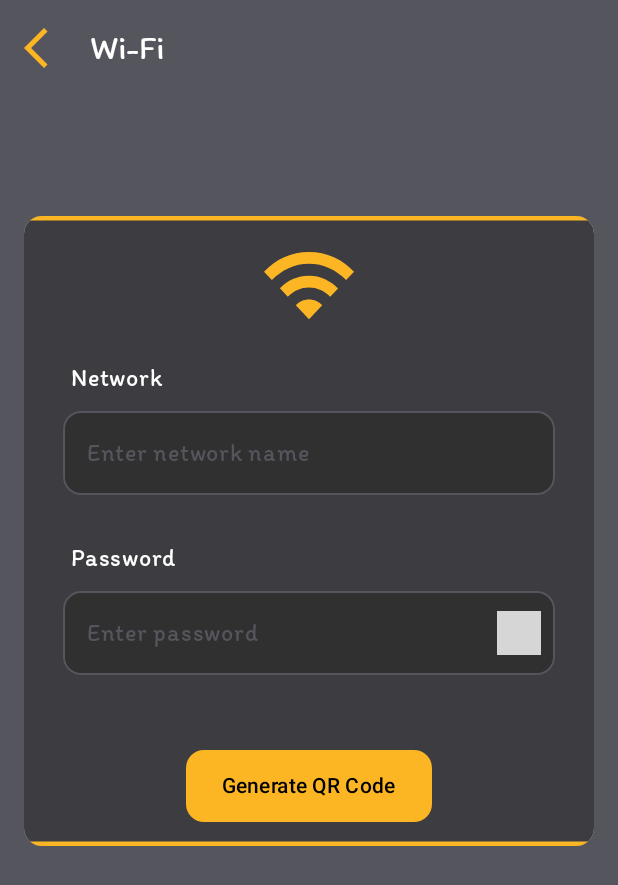
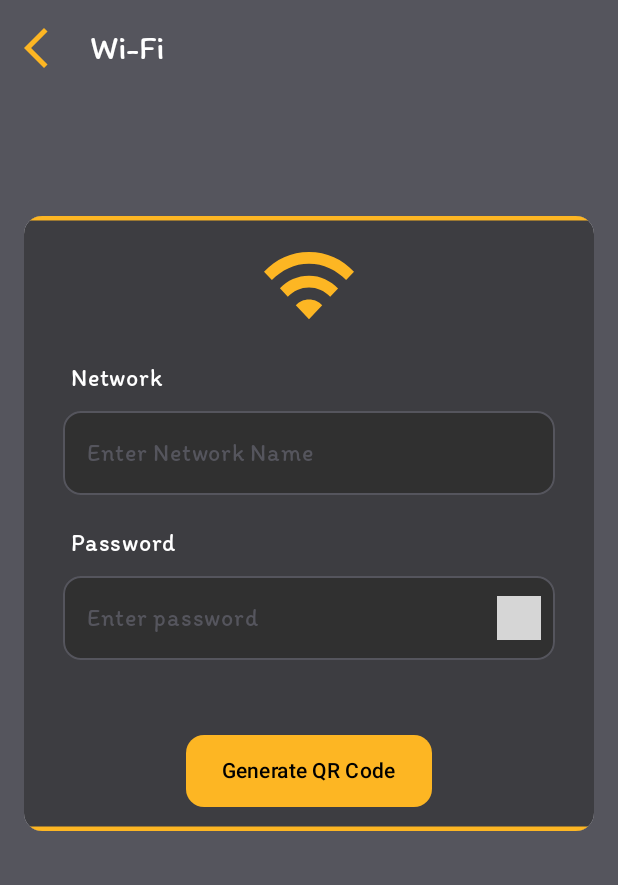
Before and after one commit to asadbytes/Code-App, an Android app built with Jetpack Compose: the composable WifiInputScreen shown on its own in the app's theme, on a phone screen of 412 x 824 dp. Shown: the top 885 px of the screen. Run offline under Robolectric (Android 15) with nearby library versions, the phone set to English and light mode, and no system bars; our stand-ins replace Dagger/Hilt's generated code; libraries missing offline, so code that uses them is left out: com.journeyapps.barcodescanner; grey boxes are pictures that could not be loaded.

Commit message:
fixed issue one

```diff
--- a/app/build.gradle.kts
+++ b/app/build.gradle.kts
@@ -14,8 +14,8 @@ android {
         applicationId = "com.asadbyte.codeapp"
         minSdk = 24
         targetSdk = 35
-        versionCode = 1
-        versionName = "1.0"
+        versionCode = 2
+        versionName = "1.2"
 
         testInstrumentationRunner = "androidx.test.runner.AndroidJUnitRunner"
     }
--- a/app/src/main/java/com/asadbyte/codeapp/settings/SettingsScreen.kt
+++ b/app/src/main/java/com/asadbyte/codeapp/settings/SettingsScreen.kt
@@ -63,7 +63,7 @@ fun SettingsScreen(
     val settingsUiState by settingViewModel.settingsUiState.collectAsStateWithLifecycle()
     val context = LocalContext.current
     val privacyPolicyUrl = "https://www.freeprivacypolicy.com/live/1efb0d1f-0be6-4cd1-82a8-9479c6243c3b"
-    val playStoreUrl = "https://play.google.com/store/apps/details?id=com.bfs.qrcode.scanner.generator.qrcodereader"
+    val playStoreUrl = "https://play.google.com/store/apps/details?id=com.asadbyte.codeapp"
 
     Box(
         modifier = Modifier.fillMaxSize()
--- a/app/src/main/java/com/asadbyte/codeapp/ui/generator/input/ContactForm.kt
+++ b/app/src/main/java/com/asadbyte/codeapp/ui/generator/input/ContactForm.kt
@@ -327,8 +327,8 @@ fun OurSpecialContactTextField(
     placeHolder: String,
     valueText: String,
     onValueChange: (String) -> Unit,
+    modifier: Modifier = Modifier,
     maxLines: Int = 1,
-    modifier: Modifier = Modifier
 ) {
     Column(
         modifier = modifier
@@ -350,7 +350,8 @@ fun OurSpecialContactTextField(
             shape = RoundedCornerShape(12.dp),
             colors = TextFieldDefaults.colors(
                 focusedTextColor = Color.White,
-                unfocusedTextColor = Gray10,
+                unfocusedTextColor = Color.White,
+                focusedContainerColor = Gray30,
                 unfocusedContainerColor = Gray30,
                 cursorColor = MyYellow,
                 focusedPlaceholderColor = Gray10,
--- a/app/src/main/java/com/asadbyte/codeapp/ui/generator/input/EventForm.kt
+++ b/app/src/main/java/com/asadbyte/codeapp/ui/generator/input/EventForm.kt
@@ -237,8 +237,8 @@ fun OurSpecialEventTextField(
     placeHolder: String,
     valueText: String,
     onValueChange: (String) -> Unit,
+    modifier: Modifier = Modifier,
     maxLines: Int = 1,
-    modifier: Modifier = Modifier
 ) {
     Text(
         text = title,
@@ -257,7 +257,8 @@ fun OurSpecialEventTextField(
         shape = RoundedCornerShape(12.dp),
         colors = TextFieldDefaults.colors(
             focusedTextColor = Color.White,
-            unfocusedTextColor = Gray10,
+            unfocusedTextColor = Color.White,
+            focusedContainerColor = Gray30,
             unfocusedContainerColor = Gray30,
             cursorColor = MyYellow,
             focusedPlaceholderColor = Gray10,
--- a/app/src/main/java/com/asadbyte/codeapp/ui/generator/input/WifiForm.kt
+++ b/app/src/main/java/com/asadbyte/codeapp/ui/generator/input/WifiForm.kt
@@ -42,10 +42,12 @@ import androidx.compose.ui.graphics.Color
 import androidx.compose.ui.res.painterResource
 import androidx.compose.ui.text.input.PasswordVisualTransformation
 import androidx.compose.ui.text.input.VisualTransformation
+import androidx.compose.ui.tooling.preview.Preview
 import androidx.compose.ui.unit.dp
 import androidx.hilt.navigation.compose.hiltViewModel
 import com.asadbyte.codeapp.R
 import com.asadbyte.codeapp.ui.generator.GeneratorViewModel
+import com.asadbyte.codeapp.ui.theme.CodeAppTheme
 import com.asadbyte.codeapp.ui.theme.Gray10
 import com.asadbyte.codeapp.ui.theme.Gray20
 import com.asadbyte.codeapp.ui.theme.Gray30
@@ -169,33 +171,13 @@ fun WifiInputCard(
 
                     // The alignment of these children is now controlled by the parent Column
                     Column(horizontalAlignment = Alignment.Start) {
-                        Text(
-                            text = "Network",
-                            color = Color.White,
-                            fontFamily = ItimFont,
-                            modifier = Modifier.padding(start = 15.dp, top = 10.dp)
+
+                        OurSpecialEventTextField(
+                            title = "Network",
+                            placeHolder = "Enter Network Name",
+                            valueText = networkName,
+                            onValueChange = { networkName = it }
                         )
-                        OutlinedTextField(
-                            value = networkName,
-                            maxLines = 1,
-                            placeholder = { Text(text = "Enter network name") },
-                            onValueChange = { networkName = it },
-                            modifier = Modifier
-                                .fillMaxWidth()
-                                .padding(10.dp),
-                            shape = RoundedCornerShape(12.dp),
-                            colors = TextFieldDefaults.colors(
-                                focusedTextColor = Color.White,
-                                unfocusedTextColor = Gray10,
-                                unfocusedContainerColor = Gray30,
-                                cursorColor = MyYellow,
-                                focusedPlaceholderColor = Gray10,
-                                unfocusedPlaceholderColor = Gray10,
-                                focusedIndicatorColor = MyYellow,
-                                unfocusedIndicatorColor = Gray10
-                            )
-                        )
-                        Spacer(modifier = Modifier.size(10.dp))
                         Text(
                             text = "Password",
                             color = Color.White,
@@ -227,6 +209,7 @@ fun WifiInputCard(
                             colors = TextFieldDefaults.colors(
                                 focusedTextColor = Color.White,
                                 unfocusedTextColor = Gray10,
+                                focusedContainerColor = Gray30,
                                 unfocusedContainerColor = Gray30,
                                 cursorColor = MyYellow,
                                 focusedPlaceholderColor = Gray10,
@@ -270,12 +253,46 @@ fun formatWifiFields(networkName: String, password: String): String {
         .joinToString(separator = "\n")
 }
 
-/*
 @Preview
 @Composable
 private fun GenerateInputPreview() {
     CodeAppTheme {
-        WifiInputScreen()
+        Column(
+            modifier = Modifier
+                .fillMaxSize()
+                .background(Gray10)
+                .statusBarsPadding() // Handles spacing for the system status bar
+                .imePadding()       // Handles spacing for the keyboard
+        ) {
+            // Top Bar
+            Row(
+                verticalAlignment = Alignment.CenterVertically,
+                modifier = Modifier
+                    .fillMaxWidth()
+                    .padding(horizontal = 16.dp, vertical = 16.dp)
+            ) {
+                Image(
+                    painter = painterResource(id = R.drawable.ic_back_no_bg),
+                    contentDescription = "Back",
+                    modifier = Modifier
+                        .size(32.dp) // Resized from 120.dp to a standard size
+                        .clickable { }
+                )
+                Spacer(Modifier.width(12.dp)) // Added space for balance
+                Text(
+                    text = "Wi-Fi",
+                    color = Color.White,
+                    fontFamily = ItimFont,
+                    style = MaterialTheme.typography.titleLarge,
+                )
+            }
+
+            Spacer(modifier = Modifier.height(80.dp))
+            // WifiInputCard now uses weight to flexibly fill the remaining space
+            WifiInputCard(
+                onGenerateClick = { },
+                modifier = Modifier.weight(1f)
+            )
+        }
     }
 }
-*/
```
Also changed, not shown: app/src/main/java/com/asadbyte/codeapp/ui/generator/input/GenerateInputHolder.kt (+7 -25 lines).
